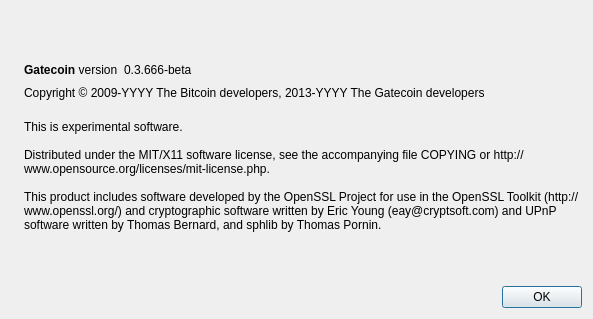
The window that src/qt/forms/aboutdialog.ui (Gatecoin-GATE/Gatecoin) describes before a commit, drawn with Qt 5.
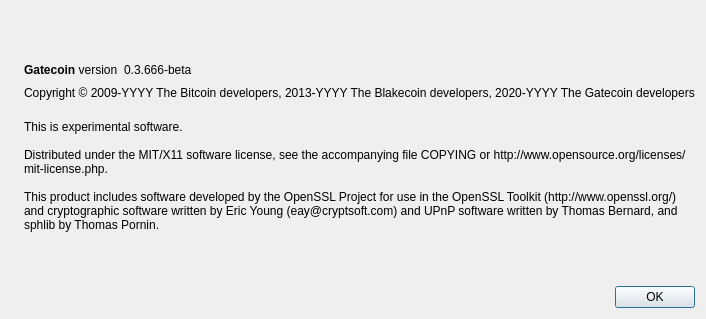
The same window after the commit. Icons and pictures are not drawn.

Commit message: Add copyright information

```diff
--- a/src/qt/forms/aboutdialog.ui
+++ b/src/qt/forms/aboutdialog.ui
@@ -91,7 +91,7 @@
         <cursorShape>IBeamCursor</cursorShape>
        </property>
        <property name="text">
-        <string notr="true">Copyright &amp;copy; 2009-YYYY The Bitcoin developers, 2013-YYYY The Gatecoin developers</string>
+        <string notr="true">Copyright &amp;copy; 2009-YYYY The Bitcoin developers, 2013-YYYY The Blakecoin developers, 2020-YYYY The Gatecoin developers</string>
        </property>
        <property name="textFormat">
         <enum>Qt::RichText</enum>
```
The commit also changes 4 other files.
